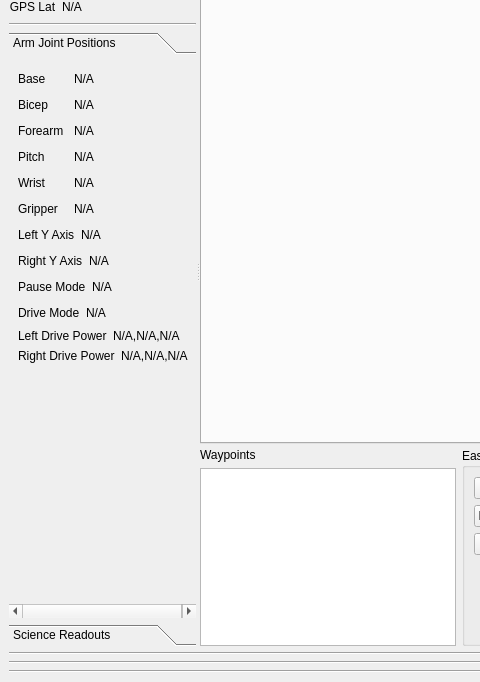
First picture: the form in basestation/Resources/new_ui_work_4-30-17/RoverBaseStation.ui, repository OSURoboticsClub/Rover_2016_2017, before the edit; both pictures show x 0 to 480 and y 113 to 795 of the 1511 by 795 pixel window.
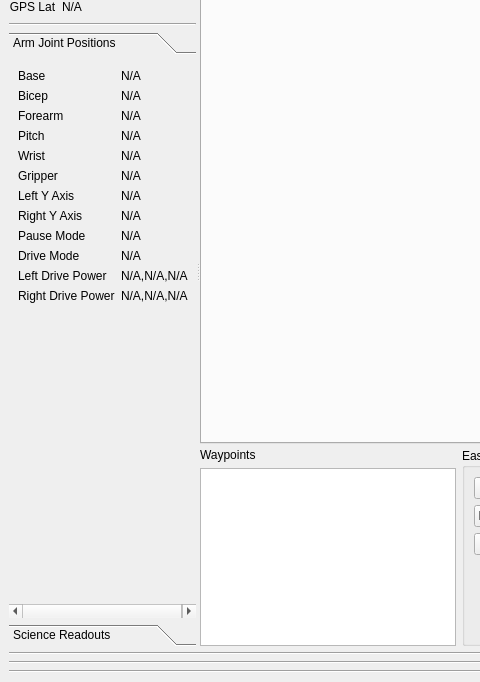
Second picture: the form after the edit. The open tabs and pages were chosen to show the change.

Patch:
```diff
--- a/basestation/Resources/new_ui_work_4-30-17/RoverBaseStation.ui
+++ b/basestation/Resources/new_ui_work_4-30-17/RoverBaseStation.ui
@@ -174,29 +174,11 @@
            <attribute name="label">
             <string>Arm Joint Positions</string>
            </attribute>
-           <layout class="QGridLayout" name="gridLayout_2">
-            <item row="12" column="0">
-             <layout class="QHBoxLayout" name="horizontalLayout_16">
-              <item>
-               <widget class="QLabel" name="label_28">
-                <property name="text">
-                 <string>Left Drive Power</string>
-                </property>
-               </widget>
-              </item>
-              <item>
-               <widget class="QLabel" name="left_motor">
-                <property name="text">
-                 <string>N/A,N/A,N/A</string>
-                </property>
-               </widget>
-              </item>
-             </layout>
-            </item>
-            <item row="3" column="0">
-             <layout class="QHBoxLayout" name="horizontalLayout_7">
-              <item>
-               <widget class="QLabel" name="label_13">
+           <layout class="QVBoxLayout" name="verticalLayout_8">
+            <item>
+             <layout class="QGridLayout" name="gridLayout_2">
+              <item row="0" column="0">
+               <widget class="QLabel" name="label_9">
                 <property name="sizePolicy">
                  <sizepolicy hsizetype="Fixed" vsizetype="Preferred">
                   <horstretch>0</horstretch>
@@ -210,78 +192,11 @@
                  </size>
                 </property>
                 <property name="text">
-                 <string>Pitch</string>
+                 <string>Base</string>
                 </property>
                </widget>
               </item>
-              <item>
-               <widget class="QLabel" name="pitch">
-                <property name="text">
-                 <string>N/A</string>
-                </property>
-               </widget>
-              </item>
-              <item>
-               <spacer name="horizontalSpacer_5">
-                <property name="orientation">
-                 <enum>Qt::Horizontal</enum>
-                </property>
-                <property name="sizeHint" stdset="0">
-                 <size>
-                  <width>40</width>
-                  <height>20</height>
-                 </size>
-                </property>
-               </spacer>
-              </item>
-             </layout>
-            </item>
-            <item row="2" column="0">
-             <layout class="QHBoxLayout" name="horizontalLayout_6">
-              <item>
-               <widget class="QLabel" name="label_11">
-                <property name="sizePolicy">
-                 <sizepolicy hsizetype="Fixed" vsizetype="Preferred">
-                  <horstretch>0</horstretch>
-                  <verstretch>0</verstretch>
-                 </sizepolicy>
-                </property>
-                <property name="minimumSize">
-                 <size>
-                  <width>50</width>
-                  <height>0</height>
-                 </size>
-                </property>
-                <property name="text">
-                 <string>Forearm</string>
-                </property>
-               </widget>
-              </item>
-              <item>
-               <widget class="QLabel" name="forearm">
-                <property name="text">
-                 <string>N/A</string>
-                </property>
-               </widget>
-              </item>
-              <item>
-               <spacer name="horizontalSpacer_4">
-                <property name="orientation">
-                 <enum>Qt::Horizontal</enum>
-                </property>
-                <property name="sizeHint" stdset="0">
-                 <size>
-                  <width>40</width>
-                  <height>20</height>
-                 </size>
-                </property>
-               </spacer>
-              </item>
-             </layout>
-            </item>
-            <item row="1" column="0">
-             <layout class="QHBoxLayout" name="horizontalLayout_4">
-              <item>
+              <item row="1" column="0">
                <widget class="QLabel" name="label_7">
                 <property name="sizePolicy">
                  <sizepolicy hsizetype="Fixed" vsizetype="Preferred">
@@ -300,31 +215,7 @@
                 </property>
                </widget>
               </item>
-              <item>
-               <widget class="QLabel" name="bicep">
-                <property name="text">
-                 <string>N/A</string>
-                </property>
-               </widget>
-              </item>
-              <item>
-               <spacer name="horizontalSpacer_3">
-                <property name="orientation">
-                 <enum>Qt::Horizontal</enum>
-                </property>
-                <property name="sizeHint" stdset="0">
-                 <size>
-                  <width>40</width>
-                  <height>20</height>
-                 </size>
-                </property>
-               </spacer>
-              </item>
-             </layout>
-            </item>
-            <item row="4" column="0">
-             <layout class="QHBoxLayout" name="horizontalLayout_8">
-              <item>
+              <item row="4" column="0">
                <widget class="QLabel" name="label_15">
                 <property name="sizePolicy">
                  <sizepolicy hsizetype="Fixed" vsizetype="Preferred">
@@ -343,31 +234,47 @@
                 </property>
                </widget>
               </item>
-              <item>
-               <widget class="QLabel" name="wrist">
+              <item row="7" column="0">
+               <widget class="QLabel" name="label_19">
+                <property name="text">
+                 <string>Right Y Axis</string>
+                </property>
+               </widget>
+              </item>
+              <item row="9" column="0">
+               <widget class="QLabel" name="label_25">
+                <property name="text">
+                 <string>Drive Mode</string>
+                </property>
+               </widget>
+              </item>
+              <item row="7" column="1">
+               <widget class="QLabel" name="right_y_lb">
                 <property name="text">
                  <string>N/A</string>
                 </property>
                </widget>
               </item>
-              <item>
-               <spacer name="horizontalSpacer_6">
-                <property name="orientation">
-                 <enum>Qt::Horizontal</enum>
+              <item row="2" column="0">
+               <widget class="QLabel" name="label_11">
+                <property name="sizePolicy">
+                 <sizepolicy hsizetype="Fixed" vsizetype="Preferred">
+                  <horstretch>0</horstretch>
+                  <verstretch>0</verstretch>
+                 </sizepolicy>
                 </property>
-                <property name="sizeHint" stdset="0">
+                <property name="minimumSize">
                  <size>
-                  <width>40</width>
-                  <height>20</height>
+                  <width>50</width>
+                  <height>0</height>
                  </size>
                 </property>
-               </spacer>
+                <property name="text">
+                 <string>Forearm</string>
+                </property>
+               </widget>
               </item>
-             </layout>
-            </item>
-            <item row="5" column="0">
-             <layout class="QHBoxLayout" name="horizontalLayout_9">
-              <item>
+              <item row="5" column="0">
                <widget class="QLabel" name="label_17">
                 <property name="sizePolicy">
                  <sizepolicy hsizetype="Fixed" vsizetype="Preferred">
@@ -386,32 +293,8 @@
                 </property>
                </widget>
               </item>
-              <item>
-               <widget class="QLabel" name="gripper">
-                <property name="text">
-                 <string>N/A</string>
-                </property>
-               </widget>
-              </item>
-              <item>
-               <spacer name="horizontalSpacer_7">
-                <property name="orientation">
-                 <enum>Qt::Horizontal</enum>
-                </property>
-                <property name="sizeHint" stdset="0">
-                 <size>
-                  <width>40</width>
-                  <height>20</height>
-                 </size>
-                </property>
-               </spacer>
-              </item>
-             </layout>
-            </item>
-            <item row="0" column="0">
-             <layout class="QHBoxLayout" name="horizontalLayout_5">
-              <item>
-               <widget class="QLabel" name="label_9">
+              <item row="3" column="0">
+               <widget class="QLabel" name="label_13">
                 <property name="sizePolicy">
                  <sizepolicy hsizetype="Fixed" vsizetype="Preferred">
                   <horstretch>0</horstretch>
@@ -425,179 +308,109 @@
                  </size>
                 </property>
                 <property name="text">
-                 <string>Base</string>
+                 <string>Pitch</string>
                 </property>
                </widget>
               </item>
-              <item>
-               <widget class="QLabel" name="base">
-                <property name="text">
-                 <string>N/A</string>
-                </property>
-               </widget>
-              </item>
-              <item>
-               <spacer name="horizontalSpacer_2">
-                <property name="orientation">
-                 <enum>Qt::Horizontal</enum>
-                </property>
-                <property name="sizeHint" stdset="0">
-                 <size>
-                  <width>40</width>
-                  <height>20</height>
-                 </size>
-                </property>
-               </spacer>
-              </item>
-             </layout>
-            </item>
-            <item row="14" column="0">
-             <spacer name="verticalSpacer">
-              <property name="orientation">
-               <enum>Qt::Vertical</enum>
-              </property>
-              <property name="sizeHint" stdset="0">
-               <size>
-                <width>20</width>
-                <height>40</height>
-               </size>
-              </property>
-             </spacer>
-            </item>
-            <item row="10" column="0">
-             <layout class="QHBoxLayout" name="horizontalLayout_13">
-              <item>
-               <widget class="QLabel" name="label_24">
-                <property name="text">
-                 <string>Pause Mode</string>
-                </property>
-               </widget>
-              </item>
-              <item>
-               <widget class="QLabel" name="pause_mode">
-                <property name="text">
-                 <string>N/A</string>
-                </property>
-               </widget>
-              </item>
-              <item>
-               <spacer name="horizontalSpacer_10">
-                <property name="orientation">
-                 <enum>Qt::Horizontal</enum>
-                </property>
-                <property name="sizeHint" stdset="0">
-                 <size>
-                  <width>40</width>
-                  <height>20</height>
-                 </size>
-                </property>
-               </spacer>
-              </item>
-             </layout>
-            </item>
-            <item row="6" column="0">
-             <layout class="QHBoxLayout" name="horizontalLayout_10">
-              <item>
+              <item row="6" column="0">
                <widget class="QLabel" name="label_20">
                 <property name="text">
                  <string>Left Y Axis</string>
                 </property>
                </widget>
               </item>
-              <item>
+              <item row="6" column="1">
                <widget class="QLabel" name="left_y_lb">
                 <property name="text">
                  <string>N/A</string>
                 </property>
                </widget>
               </item>
-              <item>
-               <spacer name="horizontalSpacer_8">
-                <property name="orientation">
-                 <enum>Qt::Horizontal</enum>
-                </property>
-                <property name="sizeHint" stdset="0">
-                 <size>
-                  <width>40</width>
-                  <height>20</height>
-                 </size>
-                </property>
-               </spacer>
-              </item>
-             </layout>
-            </item>
-            <item row="8" column="0">
-             <layout class="QHBoxLayout" name="horizontalLayout_12">
-              <item>
-               <widget class="QLabel" name="label_19">
+              <item row="8" column="0">
+               <widget class="QLabel" name="label_24">
                 <property name="text">
-                 <string>Right Y Axis</string>
+                 <string>Pause Mode</string>
                 </property>
                </widget>
               </item>
-              <item>
-               <widget class="QLabel" name="right_y_lb">
+              <item row="8" column="1">
+               <widget class="QLabel" name="pause_mode">
                 <property name="text">
                  <string>N/A</string>
                 </property>
                </widget>
               </item>
-              <item>
-               <spacer name="horizontalSpacer_9">
-                <property name="orientation">
-                 <enum>Qt::Horizontal</enum>
-                </property>
-                <property name="sizeHint" stdset="0">
-                 <size>
-                  <width>40</width>
-                  <height>20</height>
-                 </size>
-                </property>
-               </spacer>
-              </item>
-             </layout>
-            </item>
-            <item row="11" column="0">
-             <layout class="QHBoxLayout" name="horizontalLayout_14">
-              <item>
-               <widget class="QLabel" name="label_25">
-                <property name="text">
-                 <string>Drive Mode</string>
-                </property>
-               </widget>
-              </item>
-              <item>
+              <item row="9" column="1">
                <widget class="QLabel" name="drive_mode">
                 <property name="text">
                  <string>N/A</string>
                 </property>
                </widget>
               </item>
-              <item>
-               <spacer name="horizontalSpacer_11">
-                <property name="orientation">
-                 <enum>Qt::Horizontal</enum>
+              <item row="5" column="1">
+               <widget class="QLabel" name="gripper">
+                <property name="text">
+                 <string>N/A</string>
                 </property>
-                <property name="sizeHint" stdset="0">
-                 <size>
-                  <width>40</width>
-                  <height>20</height>
-                 </size>
+               </widget>
+              </item>
+              <item row="4" column="1">
+               <widget class="QLabel" name="wrist">
+                <property name="text">
+                 <string>N/A</string>
                 </property>
-               </spacer>
+               </widget>
               </item>
-             </layout>
-            </item>
-            <item row="13" column="0">
-             <layout class="QHBoxLayout" name="horizontalLayout_17">
-              <item>
+              <item row="3" column="1">
+               <widget class="QLabel" name="pitch">
+                <property name="text">
+                 <string>N/A</string>
+                </property>
+               </widget>
+              </item>
+              <item row="2" column="1">
+               <widget class="QLabel" name="forearm">
+                <property name="text">
+                 <string>N/A</string>
+                </property>
+               </widget>
+              </item>
+              <item row="1" column="1">
+               <widget class="QLabel" name="bicep">
+                <property name="text">
+                 <string>N/A</string>
+                </property>
+               </widget>
+              </item>
+              <item row="0" column="1">
+               <widget class="QLabel" name="base">
+                <property name="text">
+                 <string>N/A</string>
+                </property>
+               </widget>
+              </item>
+              <item row="10" column="0">
+               <widget class="QLabel" name="label_28">
+                <property name="text">
+                 <string>Left Drive Power</string>
+                </property>
+               </widget>
+              </item>
+              <item row="10" column="1">
+               <widget class="QLabel" name="left_motor">
+                <property name="text">
+                 <string>N/A,N/A,N/A</string>
+                </property>
+               </widget>
+              </item>
+              <item row="11" column="0">
                <widget class="QLabel" name="label_23">
                 <property name="text">
                  <string>Right Drive Power</string>
                 </property>
                </widget>
               </item>
-              <item>
+              <item row="11" column="1">
                <widget class="QLabel" name="right_motor">
                 <property name="text">
                  <string>N/A,N/A,N/A</string>
@@ -606,6 +419,19 @@
               </item>
              </layout>
             </item>
+            <item>
+             <spacer name="verticalSpacer">
+              <property name="orientation">
+               <enum>Qt::Vertical</enum>
+              </property>
+              <property name="sizeHint" stdset="0">
+               <size>
+                <width>17</width>
+                <height>297</height>
+               </size>
+              </property>
+             </spacer>
+            </item>
            </layout>
           </widget>
           <widget class="QWidget" name="page_2">
```
Left out of the diff: 217 changed lines with no effect on the pictures.
